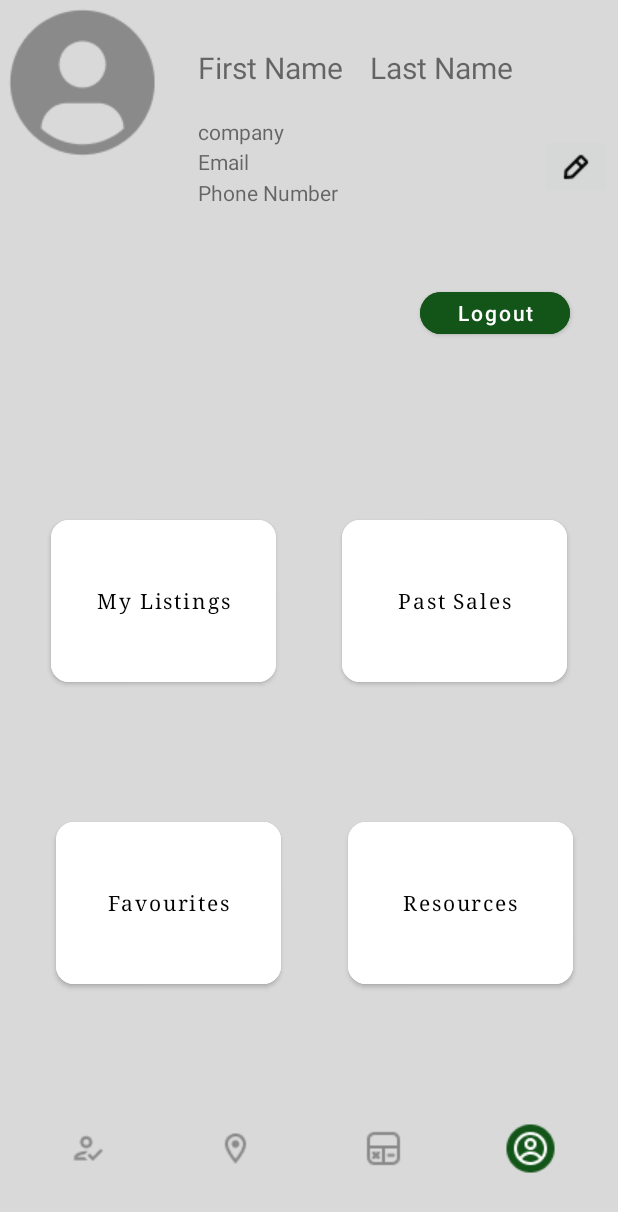
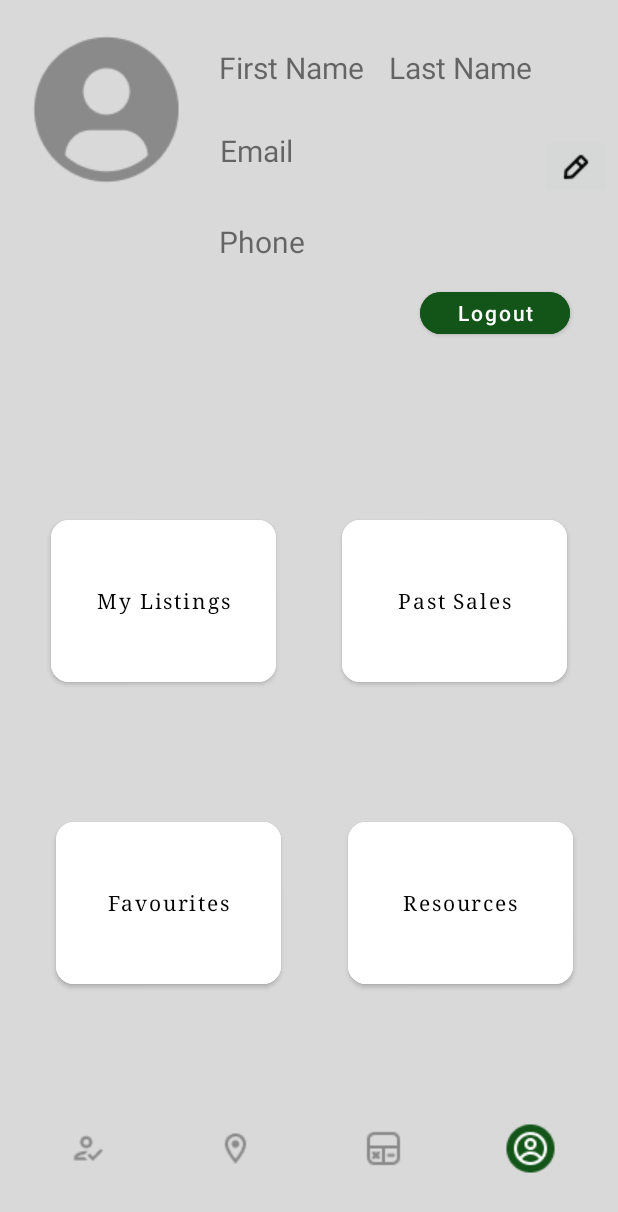
Before and after one commit to Baljeet1506/4290, an Android app: the RealtorHome screen opened directly, with no data from a screen before it, on a phone screen of 412 x 824 dp. Shown: the top 1212 px of the screen. Run offline under Robolectric (Android 15) with nearby library versions, the phone set to English and light mode, and no system bars; our stand-ins replace Firebase (no records; nobody signed in at launch, a user with empty details on screens opened directly).

Commit message:
Added logic for checking the UserType when logging in. Added logic for showing realtor name, phone, and email after logging in

```diff
--- a/app/src/main/AndroidManifest.xml
+++ b/app/src/main/AndroidManifest.xml
@@ -86,14 +86,10 @@
             android:name=".UserHome"
             android:exported="false" />
         <activity
-            android:name=".DatabaseHelper"
-            android:exported="false"
-            tools:ignore="Instantiatable" />
-        <activity
             android:name=".RegisterRealtor"
             android:exported="false" />
         <activity
-            android:name=".LoginActvity"
+            android:name=".LoginActivity"
             android:exported="true">
             <intent-filter>
                 <action android:name="android.intent.action.MAIN" />
--- a/app/src/main/java/com/example/realtorandviewer/MortgageCalculator.java
+++ b/app/src/main/java/com/example/realtorandviewer/MortgageCalculator.java
@@ -85,7 +85,7 @@ public class MortgageCalculator extends AppCompatActivity {
                     //formula to calculate the monthly mortgage payment
                     float payment = (float) ((priceAfterDownPayment * userInterestRate) / (1 - Math.pow(1 + userInterestRate, -userAmortPeriod)));
 
-                    monthlyPayment.setText("$" + String.valueOf(payment));
+                    monthlyPayment.setText("$" + payment);
 
 
                 }
--- a/app/src/main/java/com/example/realtorandviewer/RealtorHome.java
+++ b/app/src/main/java/com/example/realtorandviewer/RealtorHome.java
@@ -1,5 +1,6 @@
 package com.example.realtorandviewer;
 
+import androidx.annotation.NonNull;
 import androidx.appcompat.app.AppCompatActivity;
 
 import android.content.Intent;
@@ -7,9 +8,26 @@ import android.os.Bundle;
 import android.view.View;
 import android.widget.Button;
 import android.widget.ImageButton;
+import android.widget.TextView;
 import android.widget.Toast;
 
+import com.google.firebase.auth.FirebaseAuth;
+import com.google.firebase.auth.FirebaseUser;
+import com.google.firebase.database.DataSnapshot;
+import com.google.firebase.database.DatabaseError;
+import com.google.firebase.database.DatabaseReference;
+import com.google.firebase.database.FirebaseDatabase;
+import com.google.firebase.database.ValueEventListener;
+
 public class RealtorHome extends AppCompatActivity {
+
+    TextView firstNameText, lastNameText, realtorEmailText, realtorPhoneNum;
+
+    private FirebaseUser user;
+    private DatabaseReference reference;
+
+    private String userID;
+
 
     @Override
     protected void onCreate(Bundle savedInstanceState) {
@@ -21,12 +39,44 @@ public class RealtorHome extends AppCompatActivity {
         Button pastSalesBtn = findViewById(R.id.PastSalesBtn);
         Button resourcesBtn = findViewById(R.id.resourcesBtn);
 
-
         ImageButton findRealtorBtn = findViewById(R.id.findRealtorBtn);
         ImageButton mortgageCalBtn = findViewById(R.id.mortgageCalculatorBtn);
         ImageButton findPropertiesBtn = findViewById(R.id.findPropertiesBtn);
         ImageButton profileBtn = findViewById(R.id.profileBtn);
-       // ImageButton profileBtn = findViewById(R.id.profileBtn);
+
+        firstNameText = findViewById(R.id.firstNameText);
+        lastNameText = findViewById(R.id.lastNameText);
+        realtorEmailText = findViewById(R.id.realtorEmailText);
+        realtorPhoneNum = findViewById(R.id.realtorPhoneText);
+
+        user = FirebaseAuth.getInstance().getCurrentUser();
+        reference = FirebaseDatabase.getInstance().getReference("Users");
+        userID = user.getUid();
+
+        reference.child(userID).addListenerForSingleValueEvent(new ValueEventListener() {
+            @Override
+            public void onDataChange(@NonNull DataSnapshot snapshot) {
+                User userProfile = snapshot.getValue(User.class);
+
+                if (userProfile != null) {
+
+                    String firstName = userProfile.firstName;
+                    String lastName = userProfile.lastName;
+                    String email = userProfile.email;
+                    String phone = userProfile.phNumber;
+
+                    firstNameText.setText(firstName);
+                    lastNameText.setText(lastName);
+                    realtorEmailText.setText(email);
+                    realtorPhoneNum.setText(phone);
+                }
+            }
+
+            @Override
+            public void onCancelled(@NonNull DatabaseError error) {
+                Toast.makeText(RealtorHome.this, "The User info did not load", Toast.LENGTH_SHORT).show();
+            }
+        });
 
         favouriteBtn.setOnClickListener(new View.OnClickListener() {
             @Override
@@ -85,7 +135,7 @@ public class RealtorHome extends AppCompatActivity {
         LogOut.setOnClickListener(new View.OnClickListener() {
             @Override
             public void onClick(View view) {
-                Intent intentL = new Intent(RealtorHome.this, LoginActvity.class);
+                Intent intentL = new Intent(RealtorHome.this, LoginActivity.class);
                 startActivity(intentL);
                 finish();
                 Toast.makeText(RealtorHome.this, "Successfully logout", Toast.LENGTH_SHORT).show();
--- a/app/src/main/java/com/example/realtorandviewer/RegType.java
+++ b/app/src/main/java/com/example/realtorandviewer/RegType.java
@@ -31,7 +31,7 @@ public class RegType extends AppCompatActivity implements View.OnClickListener {
         BackToLoginBtn.setOnClickListener(new View.OnClickListener() {
             @Override
             public void onClick(View view) {
-                startActivity(new Intent(getApplicationContext(), LoginActvity.class));
+                startActivity(new Intent(getApplicationContext(), LoginActivity.class));
             }
         });
     }
--- a/app/src/main/java/com/example/realtorandviewer/RegisterRealtor.java
+++ b/app/src/main/java/com/example/realtorandviewer/RegisterRealtor.java
@@ -134,7 +134,7 @@ public class RegisterRealtor extends AppCompatActivity implements View.OnClickLi
 
                                                 Toast.makeText(RegisterRealtor.this, "User is registered successfully", Toast.LENGTH_SHORT).show();
                                                 progressBar.setVisibility(View.GONE);
-                                                startActivity(new Intent(getApplicationContext(), LoginActvity.class));
+                                                startActivity(new Intent(getApplicationContext(), LoginActivity.class));
                                             } else {
                                                 Toast.makeText(RegisterRealtor.this, "Failed to register - Try again", Toast.LENGTH_SHORT).show();
                                                 progressBar.setVisibility(View.GONE);
--- a/app/src/main/java/com/example/realtorandviewer/RegisterViewer.java
+++ b/app/src/main/java/com/example/realtorandviewer/RegisterViewer.java
@@ -123,7 +123,7 @@ public class RegisterViewer extends AppCompatActivity implements View.OnClickLis
                                             if (task.isSuccessful()) {
                                                 Toast.makeText(RegisterViewer.this, "User is registered successfully", Toast.LENGTH_SHORT).show();
                                                 progressBar.setVisibility(View.GONE);
-                                                startActivity(new Intent(getApplicationContext(), LoginActvity.class));
+                                                startActivity(new Intent(getApplicationContext(), LoginActivity.class));
                                             } else {
                                                 Toast.makeText(RegisterViewer.this, "Failed to register - Try again", Toast.LENGTH_SHORT).show();
                                                 progressBar.setVisibility(View.GONE);
--- a/app/src/main/java/com/example/realtorandviewer/UserHome.java
+++ b/app/src/main/java/com/example/realtorandviewer/UserHome.java
@@ -128,7 +128,7 @@ public class UserHome extends AppCompatActivity {
             @Override
             public void onClick(View view) {
                 FirebaseAuth.getInstance().signOut();
-                startActivity(new Intent(UserHome.this, LoginActvity.class));
+                startActivity(new Intent(UserHome.this, LoginActivity.class));
 
             }
         });
--- a/app/src/main/res/layout/activity_realtor_home.xml
+++ b/app/src/main/res/layout/activity_realtor_home.xml
@@ -170,9 +170,13 @@
         android:id="@+id/imageView5"
         android:layout_width="wrap_content"
         android:layout_height="wrap_content"
-        app:srcCompat="@drawable/user"
-        tools:layout_editor_absoluteX="23dp"
-        tools:layout_editor_absoluteY="19dp" />
+        app:layout_constraintBottom_toBottomOf="parent"
+        app:layout_constraintEnd_toEndOf="parent"
+        app:layout_constraintHorizontal_bias="0.053"
+        app:layout_constraintStart_toStartOf="parent"
+        app:layout_constraintTop_toTopOf="parent"
+        app:layout_constraintVertical_bias="0.025"
+        app:srcCompat="@drawable/user" />
 
     <TextView
         android:id="@+id/firstNameText"
@@ -189,42 +193,6 @@
         app:layout_constraintVertical_bias="0.1" />
 
     <TextView
-        android:id="@+id/companyNameText"
-        android:layout_width="wrap_content"
-        android:layout_height="wrap_content"
-        android:text="@string/company"
-        app:layout_constraintBottom_toTopOf="@+id/myListingsBtn"
-        app:layout_constraintEnd_toEndOf="parent"
-        app:layout_constraintHorizontal_bias="0.09"
-        app:layout_constraintStart_toEndOf="@+id/imageView5"
-        app:layout_constraintTop_toTopOf="parent"
-        app:layout_constraintVertical_bias="0.242" />
-
-    <TextView
-        android:id="@+id/companyNameText2"
-        android:layout_width="wrap_content"
-        android:layout_height="wrap_content"
-        android:text="@string/email"
-        app:layout_constraintBottom_toTopOf="@+id/myListingsBtn"
-        app:layout_constraintEnd_toEndOf="parent"
-        app:layout_constraintHorizontal_bias="0.081"
-        app:layout_constraintStart_toEndOf="@+id/imageView5"
-        app:layout_constraintTop_toTopOf="parent"
-        app:layout_constraintVertical_bias="0.306" />
-
-    <TextView
-        android:id="@+id/companyNameText3"
-        android:layout_width="wrap_content"
-        android:layout_height="wrap_content"
-        android:text="@string/phone_number"
-        app:layout_constraintBottom_toTopOf="@+id/myListingsBtn"
-        app:layout_constraintEnd_toEndOf="parent"
-        app:layout_constraintHorizontal_bias="0.106"
-        app:layout_constraintStart_toEndOf="@+id/imageView5"
-        app:layout_constraintTop_toTopOf="parent"
-        app:layout_constraintVertical_bias="0.37" />
-
-    <TextView
         android:id="@+id/lastNameText"
         android:layout_width="wrap_content"
         android:layout_height="wrap_content"
@@ -238,6 +206,36 @@
         app:layout_constraintStart_toEndOf="@+id/firstNameText"
         app:layout_constraintTop_toTopOf="parent"
         app:layout_constraintVertical_bias="0.1" />
+
+    <TextView
+        android:id="@+id/realtorEmailText"
+        android:layout_width="wrap_content"
+        android:layout_height="wrap_content"
+        android:layout_marginStart="8dp"
+        android:text="@string/email"
+        android:textAlignment="viewStart"
+        android:textSize="20sp"
+        app:layout_constraintBottom_toTopOf="@+id/myListingsBtn"
+        app:layout_constraintEnd_toEndOf="parent"
+        app:layout_constraintHorizontal_bias="0.39"
+        app:layout_constraintStart_toStartOf="parent"
+        app:layout_constraintTop_toTopOf="parent"
+        app:layout_constraintVertical_bias="0.277" />
+
+    <TextView
+        android:id="@+id/realtorPhoneText"
+        android:layout_width="wrap_content"
+        android:layout_height="wrap_content"
+        android:layout_marginStart="8dp"
+        android:text="Phone"
+        android:textAlignment="viewStart"
+        android:textSize="20sp"
+        app:layout_constraintBottom_toTopOf="@+id/myListingsBtn"
+        app:layout_constraintEnd_toEndOf="parent"
+        app:layout_constraintHorizontal_bias="0.398"
+        app:layout_constraintStart_toStartOf="parent"
+        app:layout_constraintTop_toTopOf="parent"
+        app:layout_constraintVertical_bias="0.471" />
 
     <ImageButton
         android:id="@+id/editProfileBtn"
--- a/app/src/main/res/layout/activity_user_home.xml
+++ b/app/src/main/res/layout/activity_user_home.xml
@@ -1,6 +1,5 @@
 <?xml version="1.0" encoding="utf-8"?>
-<androidx.constraintlayout.widget.ConstraintLayout
-    xmlns:android="http://schemas.android.com/apk/res/android"
+<androidx.constraintlayout.widget.ConstraintLayout xmlns:android="http://schemas.android.com/apk/res/android"
     xmlns:app="http://schemas.android.com/apk/res-auto"
     xmlns:tools="http://schemas.android.com/tools"
     android:layout_width="match_parent"
```
Also changed, not shown: app/src/main/java/com/example/realtorandviewer/DatabaseHelper.java (deleted, +0 -108 lines), app/src/main/java/com/example/realtorandviewer/ForgotActivity.java (+4 -4 lines), app/src/main/java/com/example/realtorandviewer/LoginActivity.java (renamed from app/src/main/java/com/example/realtorandviewer/LoginActvity.java, +11 -19 lines), app/src/main/java/com/example/realtorandviewer/User.java (+0 -7 lines). Lines whose indentation alone changed are shown as unchanged.
